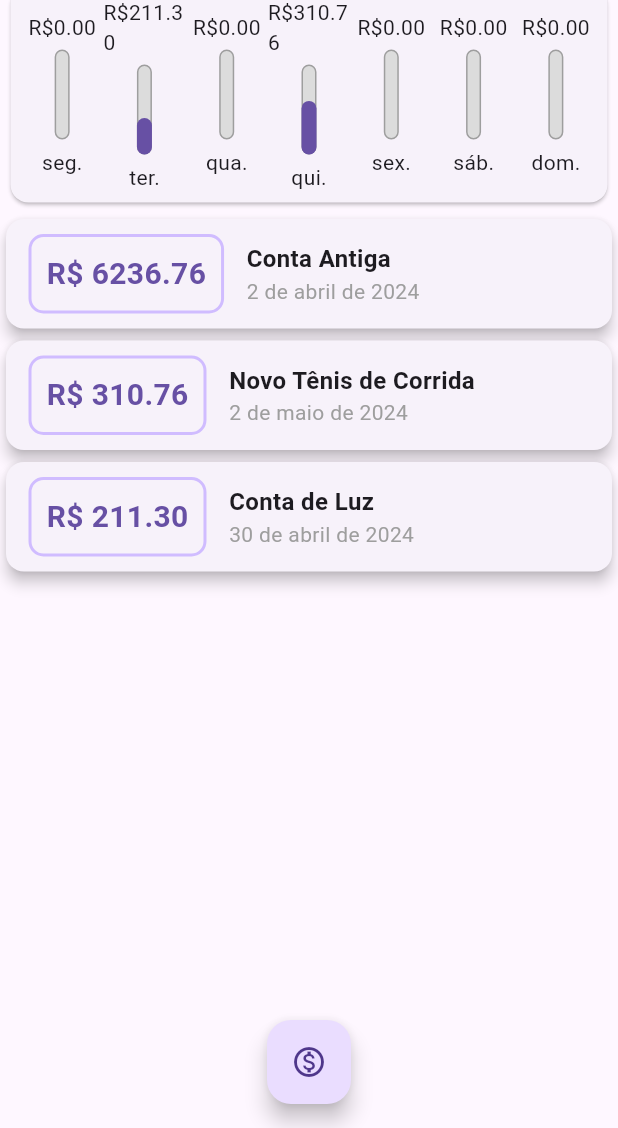
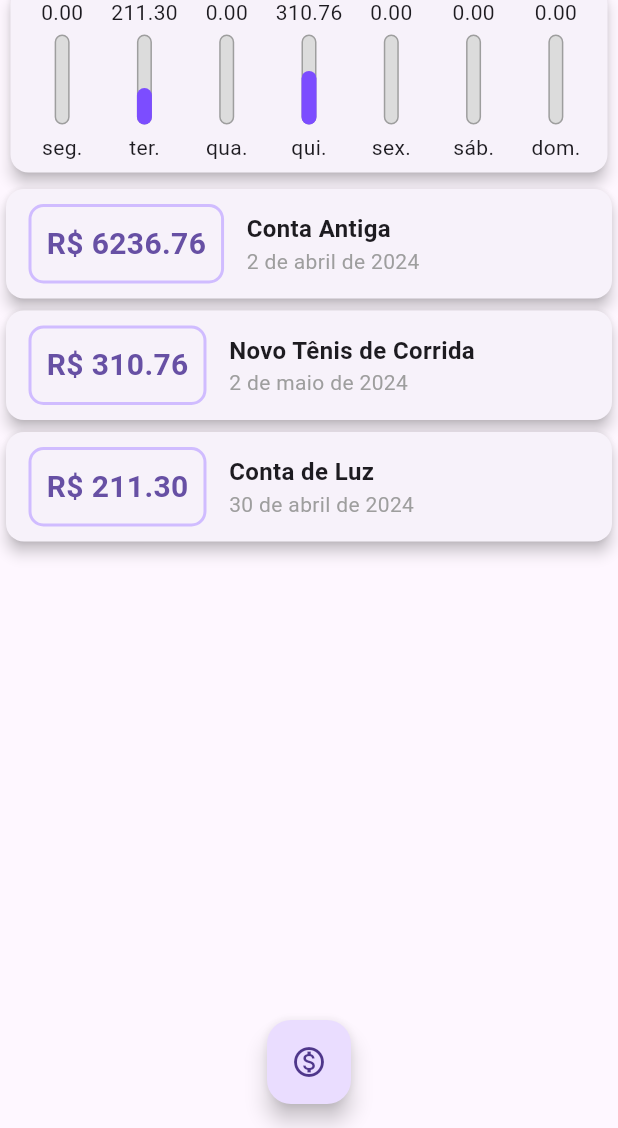
Before and after one commit to franklinrosa/Despesas_Pessoais, a Flutter app: the screen it shows after launch, on a phone screen of 412 x 824 dp, the part 108-1236 px from its top. Run offline on Flutter 3.47's test engine with Material 3 defaults, Android fonts, the phone set to English and light mode, and no system bars; Roboto replaces fonts that are missing (Rocker).

Commit message:
atualizacao1 05/05/24

```diff
--- a/expenses/lib/components/components/chart.dart
+++ b/expenses/lib/components/components/chart.dart
@@ -46,6 +46,7 @@ class Chart extends StatelessWidget {
   Widget build(BuildContext context) {
     groupedTransactions;
     return Card(
+      elevation: 4,
       margin: const EdgeInsets.all(7),
       child: Padding(
         padding: const EdgeInsets.all(7),
--- a/expenses/lib/components/components/chart_bar.dart
+++ b/expenses/lib/components/components/chart_bar.dart
@@ -1,4 +1,5 @@
 import 'package:flutter/material.dart';
+import 'package:flutter/widgets.dart';
 
 class ChartBar extends StatelessWidget {
   final String? label;
@@ -16,7 +17,11 @@ class ChartBar extends StatelessWidget {
   Widget build(BuildContext context) {
     return Column(
       children: [
-        Text('R\$${value!.toStringAsFixed(2)}'),
+        FittedBox(
+          child: Text(
+            value!.toStringAsFixed(2),
+          ),
+        ),
         const SizedBox(height: 5),
         SizedBox(
           height: 60,
@@ -38,7 +43,8 @@ class ChartBar extends StatelessWidget {
                 heightFactor: percentage,
                 child: Container(
                   decoration: BoxDecoration(
-                    color: Theme.of(context).colorScheme.primary,
+                    //color: Theme.of(context).colorScheme.primary,
+                    color: Colors.deepPurpleAccent,
                     borderRadius: BorderRadius.circular(5),
                   ),
                 ),
--- a/expenses/lib/main.dart
+++ b/expenses/lib/main.dart
@@ -27,7 +27,7 @@ class ExpensesApp extends StatelessWidget {
         colorScheme: ColorScheme.fromSeed(
           seedColor: Colors.deepPurple,
           brightness: Brightness.dark,
-        ).copyWith(background: Colors.grey[850]!),
+        ).copyWith(background: Colors.grey[800]!),
       ),
       /* theme: tema.copyWith(
 
```
